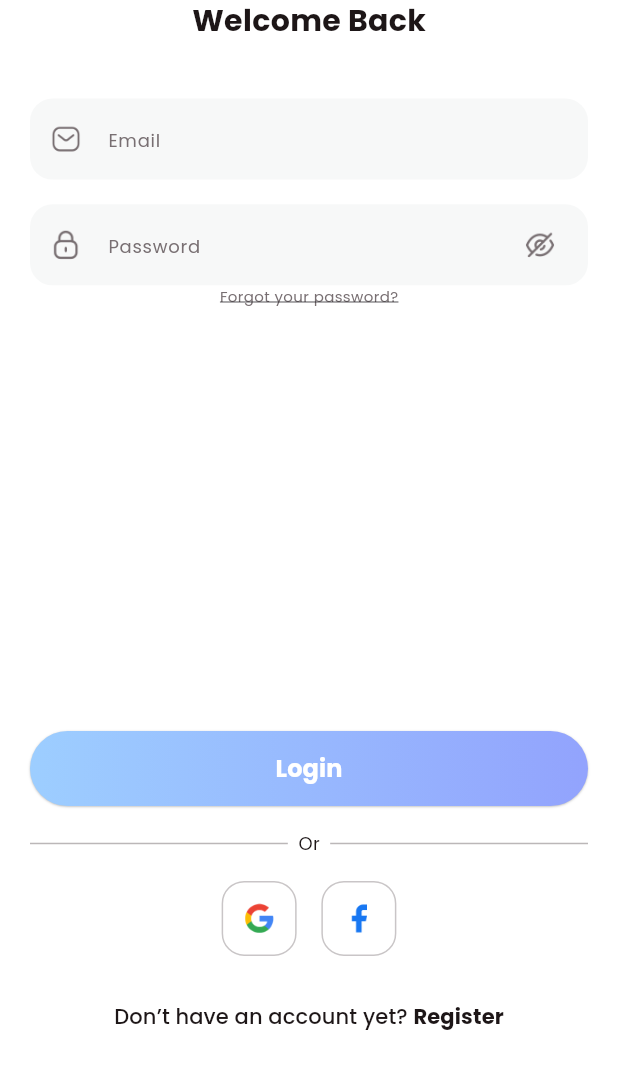
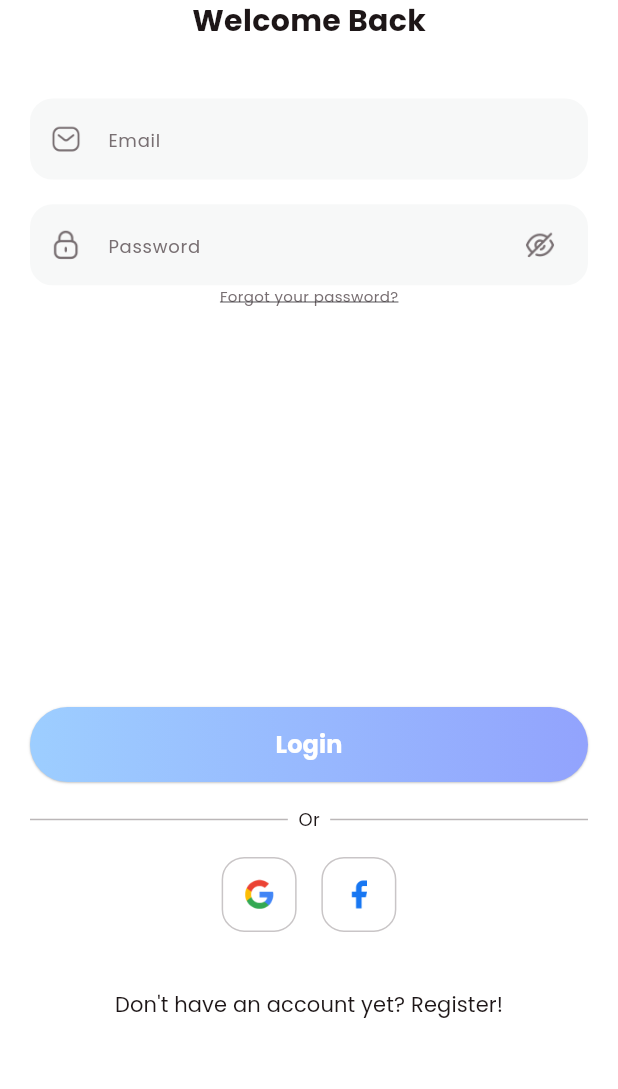
Before and after one commit to SaadSiddiqui134/Sehat-FYP-NO-LFS, a Flutter app: the screen it shows after launch, on a phone screen of 412 x 824 dp, the part 35-1124 px from its top. Run offline on Flutter 3.47's test engine with Material 3 defaults, Android fonts, the phone set to English and light mode, and no system bars; our stand-ins replace animated_toggle_switch, carousel_slider, fl_chart, readmore, scrollable_positioned_list, simple_circular_progress_bar; missing offline and left inert: dotted_dashed_line, simple_animation_progress_bar; key blocks and very long unbroken strings in the code were emptied for the run.

Commit message:
made changes to page routing

```diff
--- a/FRONTEND/frontend_flutter/lib/view/login/login_view.dart
+++ b/FRONTEND/frontend_flutter/lib/view/login/login_view.dart
@@ -3,6 +3,7 @@ import 'package:fitness/common_widget/round_button.dart';
 import 'package:fitness/common_widget/round_textfield.dart';
 import 'package:fitness/view/login/complete_profile_view.dart';
 import 'package:flutter/material.dart';
+import 'package:fitness/view/login/signup_view.dart';
 
 class LoginView extends StatefulWidget {
   const LoginView({super.key});
@@ -176,20 +177,21 @@ class _LoginViewState extends State<LoginView> {
                   child: Row(
                     mainAxisSize: MainAxisSize.min,
                     children: [
-                      Text(
-                        "Don’t have an account yet? ",
-                        style: TextStyle(
-                          color: TColor.black,
-                          fontSize: 14,
-                        ),
+                      TextButton(
+                        onPressed: () {
+                          Navigator.push(
+                              context,
+                              MaterialPageRoute(
+                                  builder: (context) => const SignUpView()));
+                        },
+                        child: (Text(
+                          ("Don't have an account yet? Register!"),
+                          style: TextStyle(
+                              color: TColor.black,
+                              fontSize: 14,
+                              fontWeight: FontWeight.w400),
+                        )),
                       ),
-                      Text(
-                        "Register",
-                        style: TextStyle(
-                            color: TColor.black,
-                            fontSize: 14,
-                            fontWeight: FontWeight.w700),
-                      )
                     ],
                   ),
                 ),
```
